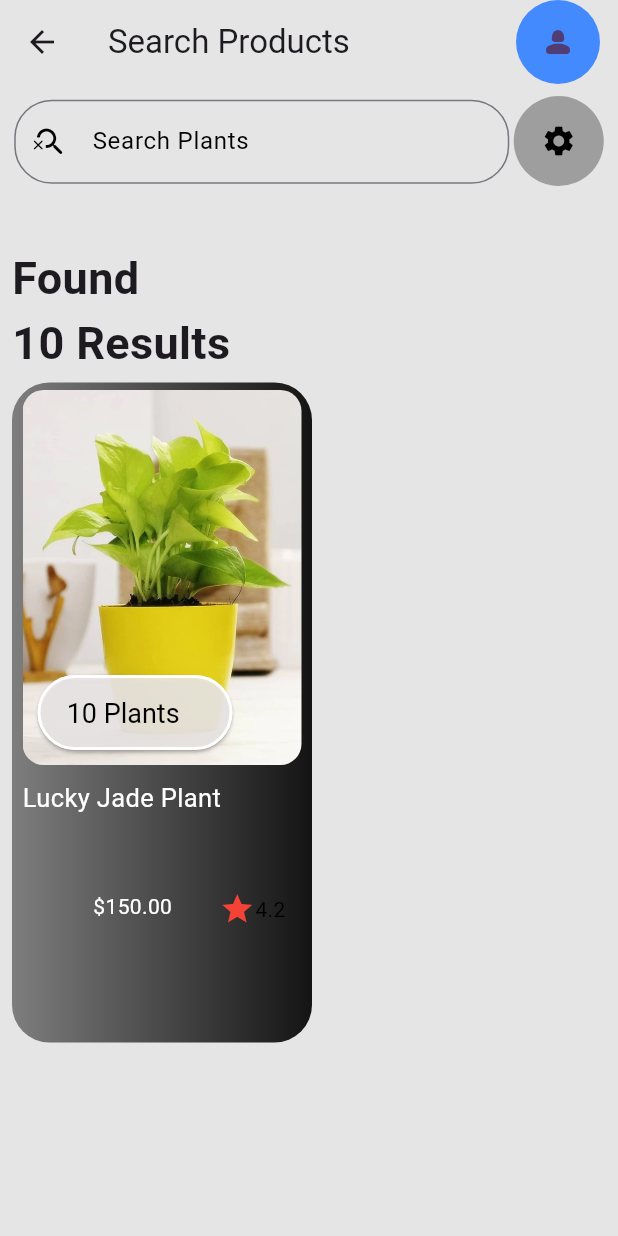
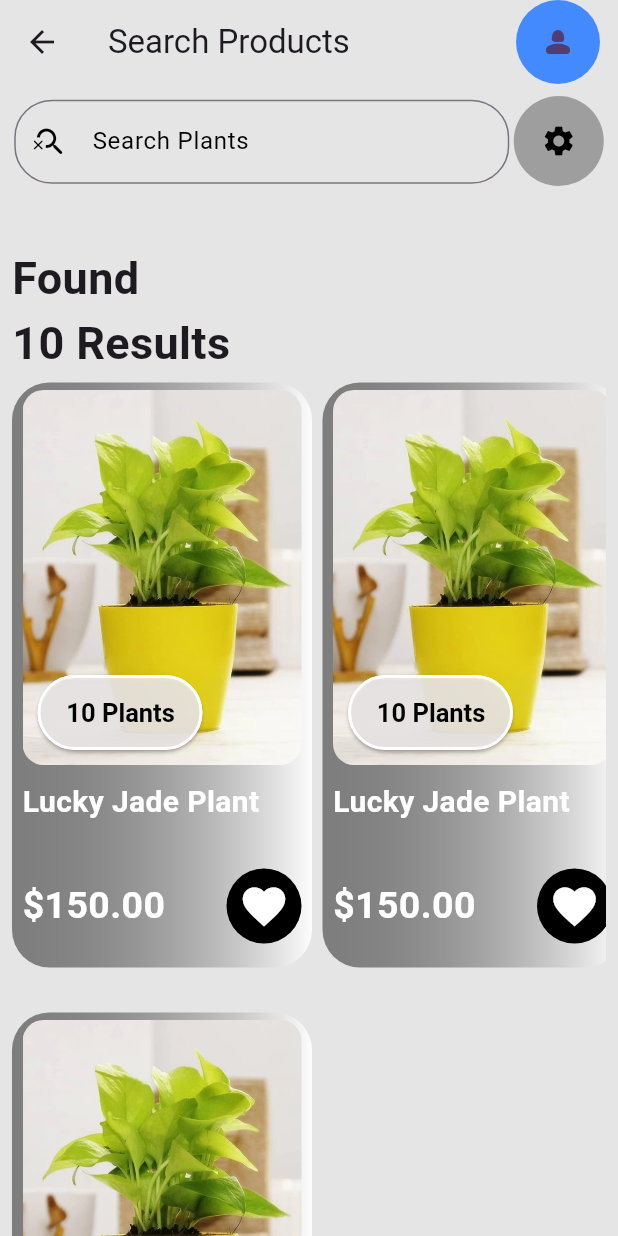
Before and after one commit to OscarNii/Plants-Shop-App-UI, a Flutter app: the Products screen opened directly, on a phone screen of 412 x 824 dp. Run offline on Flutter 3.47's test engine with Material 2 defaults, Android fonts, the phone set to English and light mode, and no system bars; our stand-ins replace animate_do, animated_splash_screen, page_transition, smooth_page_indicator.

Commit message:
Update the UI of the Plants and Products pages

```diff
--- a/lib/Plants/Plants.dart
+++ b/lib/Plants/Plants.dart
@@ -13,7 +13,7 @@ class Plants extends StatelessWidget {
   Widget build(BuildContext context) {
     return Container(
       width: 200,
-      height: 440,
+      height: 390,
       padding: const EdgeInsets.symmetric(horizontal: 7, vertical: 5),
       margin: const EdgeInsets.only(right: 7, top: 5),
       decoration: BoxDecoration(
@@ -21,7 +21,7 @@ class Plants extends StatelessWidget {
           gradient: const LinearGradient(
             colors: [
               Color.fromARGB(126, 0, 0, 0),
-              Colors.black,
+              Colors.white,
             ],
           ),
           borderRadius: BorderRadius.circular(25)),
@@ -31,7 +31,7 @@ class Plants extends StatelessWidget {
           FadeInUp(
             child: Container(
               height: 250,
-              width: 200,
+              width: 300,
               decoration: BoxDecoration(
                 borderRadius: BorderRadius.circular(14),
                 image: const DecorationImage(
@@ -57,9 +57,9 @@ class Plants extends StatelessWidget {
                         backgroundColor:
                             const Color.fromARGB(211, 244, 240, 240),
                         padding: const EdgeInsets.all(15.0),
-                        fixedSize: const Size(130, 50),
+                        fixedSize: const Size(110, 50),
                         textStyle: const TextStyle(
-                          fontSize: 18,
+                          fontSize: 15,
                         ),
 
                         shadowColor: Colors.grey,
@@ -71,7 +71,10 @@ class Plants extends StatelessWidget {
                         children: [
                           Text(
                             ' 10 Plants',
-                            style: TextStyle(color: Colors.black),
+                            style: TextStyle(
+                                fontSize: 17,
+                                color: Colors.black,
+                                fontWeight: FontWeight.bold),
                           ),
                         ],
                       ),
@@ -84,39 +87,28 @@ class Plants extends StatelessWidget {
           const SizedBox(height: 10),
           const Text(
             'Lucky Jade Plant',
-            style: TextStyle(color: Colors.white, fontSize: 17),
+            style: TextStyle(
+                color: Colors.white, fontSize: 20, fontWeight: FontWeight.bold),
           ),
-          const SizedBox(height: 50),
+          const SizedBox(height: 30),
           Row(
-            crossAxisAlignment: CrossAxisAlignment.start,
-            mainAxisAlignment: MainAxisAlignment.spaceAround,
+            mainAxisAlignment: MainAxisAlignment.spaceBetween,
             children: [
-              const SizedBox(width: 15),
               Text(
                 NumberFormat.simpleCurrency(locale: 'en-us', decimalDigits: 2)
                     .format(150.00),
                 style: const TextStyle(
                     color: Colors.white,
-                    fontSize: 14,
-                    fontWeight: FontWeight.normal),
+                    fontSize: 25,
+                    fontWeight: FontWeight.bold),
               ),
-              Padding(
-                padding: const EdgeInsets.only(left: 10.0),
-                child: Stack(
-                  children: [
-                    const Row(
-                      children: [
-                        Icon(
-                          Icons.star,
-                          color: Colors.red,
-                        ),
-                        Text(
-                          '4.2',
-                          style: TextStyle(color: Colors.black),
-                        ),
-                      ],
-                    )
-                  ],
+              const CircleAvatar(
+                radius: 25,
+                backgroundColor: Colors.black,
+                child: Icon(
+                  Icons.favorite,
+                  color: Colors.white,
+                  size: 34,
                 ),
               ),
             ],
--- a/lib/SearchProducts/products.dart
+++ b/lib/SearchProducts/products.dart
@@ -29,7 +29,9 @@ class Products extends StatelessWidget {
           ),
         ],
       ),
-      body: Padding(
+      body: SingleChildScrollView(
+        scrollDirection: Axis.vertical,
+        child: Padding(
           padding: const EdgeInsets.all(8.0),
           child: Column(
             crossAxisAlignment: CrossAxisAlignment.start,
@@ -84,8 +86,22 @@ class Products extends StatelessWidget {
                   fontSize: 30,
                 ),
               ),
+              SingleChildScrollView(
+                scrollDirection: Axis.horizontal,
+                child: Row(
+                  mainAxisAlignment: MainAxisAlignment.spaceBetween,
+                  children: [
+                    Plants(),
                     Plants(),
                   ],
+                ),
+              ),
+              SizedBox(height: 25),
+              Plants(),
+              SizedBox(height: 25),
+              Plants(),
+            ],
+          ),
         ),
       ),
     );
```
Lines whose indentation alone changed are shown as unchanged.
